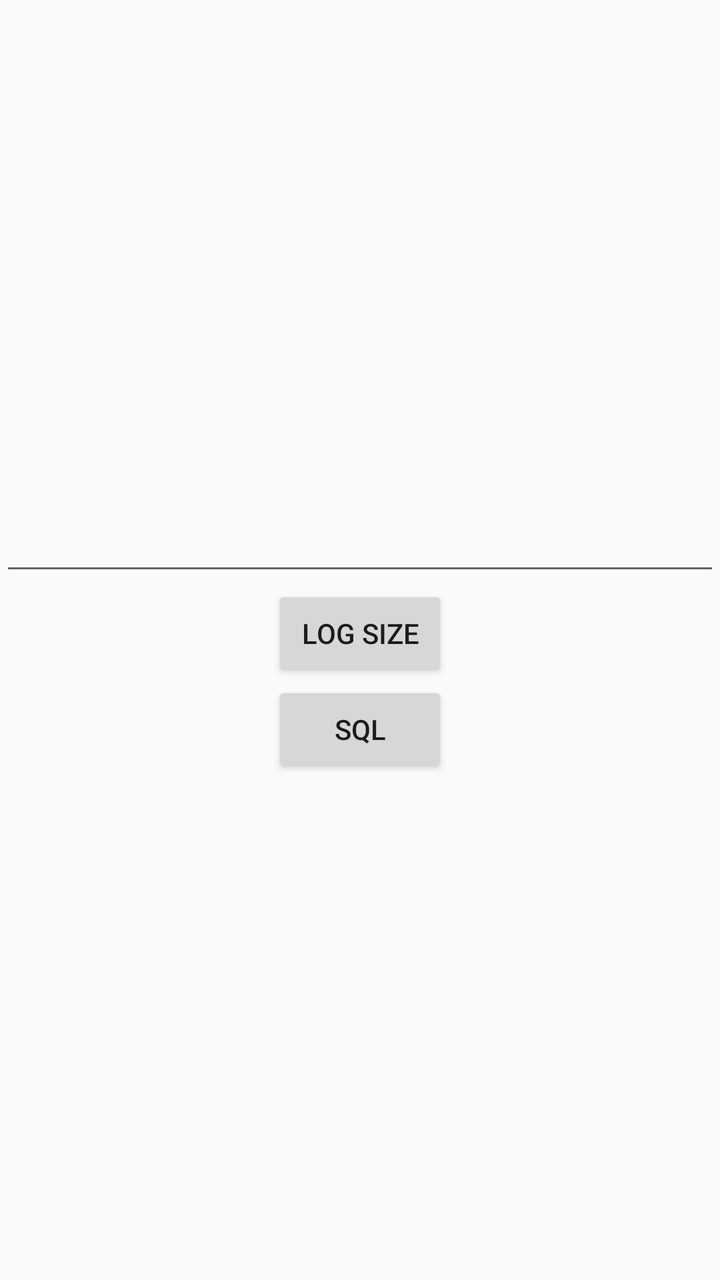
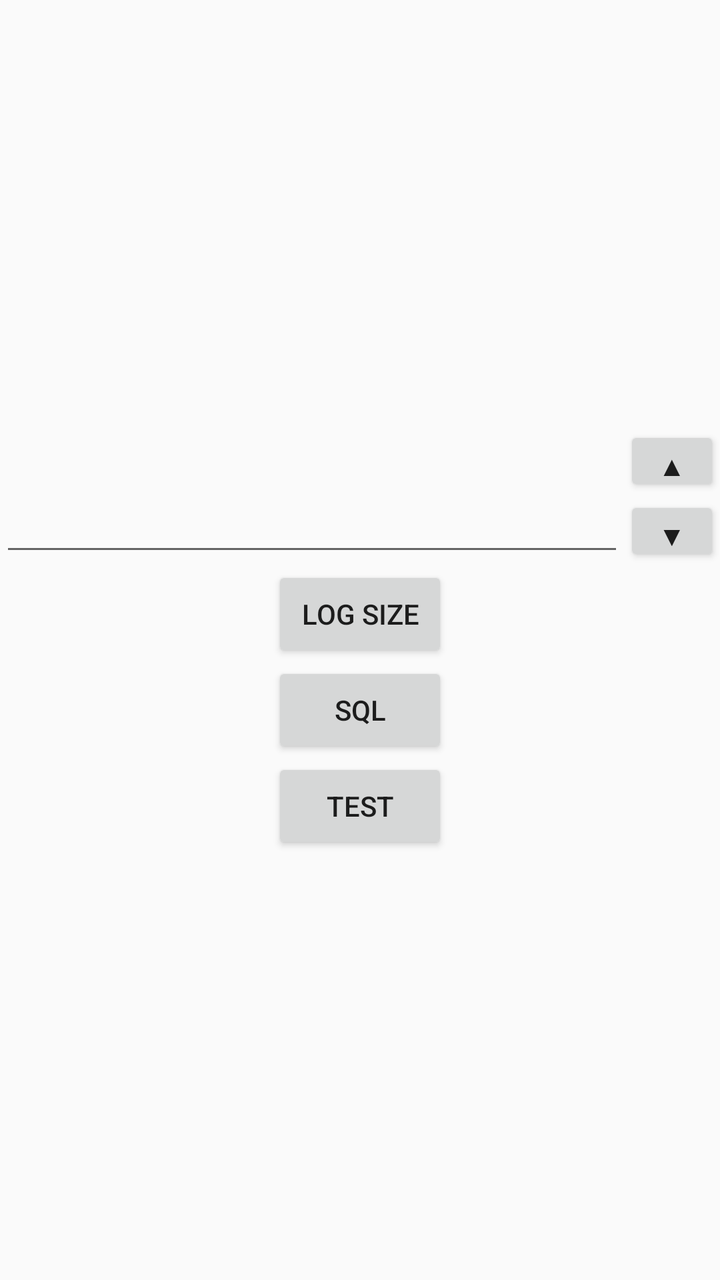

Screens rendered from an Android XML layout before and after an edit, with the pre-edit source and the edit as a unified diff.
<!-- AndroidManifest.xml: application theme AppTheme -->
<!-- res/layout/admin.xml -->
<LinearLayout xmlns:android="http://schemas.android.com/apk/res/android"
    android:layout_width="match_parent"
	android:layout_height="match_parent"
	android:gravity="center"
	android:orientation="vertical">
	
	<LinearLayout
		android:layout_width="match_parent"
		android:layout_height="match_parent"
		android:orientation="vertical"
		android:gravity="center"
		android:layout_weight="1">
		
		<EditText
			android:id="@+id/admEdtInput"
			android:layout_width="match_parent"
			android:layout_height="wrap_content"/>

		<Button
			android:id="@+id/admBtnRun"
			android:layout_width="wrap_content"
			android:layout_height="wrap_content"
			android:text="Log Size"/>

		<Button
			android:id="@+id/admBtnSQL"
			android:layout_width="wrap_content"
			android:layout_height="wrap_content"
			android:text="SQL"/>
		
	</LinearLayout>
	
</LinearLayout>
<!-- resources referenced by this layout -->
<resources>
  <style name="AppTheme" parent="@android:style/Theme.Holo.Light">
  	</style>
</resources>

<!-- the commit's change to res/layout/admin.xml (unified diff, before → after) -->
@@ -1,20 +1,52 @@
-<LinearLayout xmlns:android="http://schemas.android.com/apk/res/android"
-    android:layout_width="match_parent"
+<?xml version="1.0" encoding="utf-8"?>
+<LinearLayout
+	xmlns:android="http://schemas.android.com/apk/res/android"
+	android:layout_width="match_parent"
 	android:layout_height="match_parent"
 	android:gravity="center"
 	android:orientation="vertical">
-	
+
 	<LinearLayout
 		android:layout_width="match_parent"
 		android:layout_height="match_parent"
 		android:orientation="vertical"
 		android:gravity="center"
 		android:layout_weight="1">
-		
-		<EditText
-			android:id="@+id/admEdtInput"
+
+		<LinearLayout
 			android:layout_width="match_parent"
-			android:layout_height="wrap_content"/>
+			android:layout_height="wrap_content"
+			android:orientation="horizontal">
+
+			<EditText
+				android:id="@+id/admEdtInput"
+				android:layout_width="match_parent"
+				android:layout_height="match_parent"
+				android:layout_weight="1"
+				android:singleLine="true"/>
+
+			<LinearLayout
+				android:layout_width="wrap_content"
+				android:layout_height="wrap_content"
+				android:orientation="vertical">
+
+				<Button
+					android:id="@+id/admBtnUp"
+					android:layout_width="wrap_content"
+					android:layout_height="35dp"
+					style="?android:attr/buttonStyleSmall"
+					android:text="▲"/>
+
+				<Button
+					android:id="@+id/admBtnDown"
+					android:layout_width="wrap_content"
+					android:layout_height="35dp"
+					style="?android:attr/buttonStyleSmall"
+					android:text="▼"/>
+
+			</LinearLayout>
+
+		</LinearLayout>
 
 		<Button
 			android:id="@+id/admBtnRun"
@@ -27,7 +59,13 @@
 			android:layout_width="wrap_content"
 			android:layout_height="wrap_content"
 			android:text="SQL"/>
-		
+
+		<Button
+			android:id="@+id/admBtnTest"
+			android:layout_width="wrap_content"
+			android:layout_height="wrap_content"
+			android:text="Test"/>
+
 	</LinearLayout>
-	
+
 </LinearLayout>
